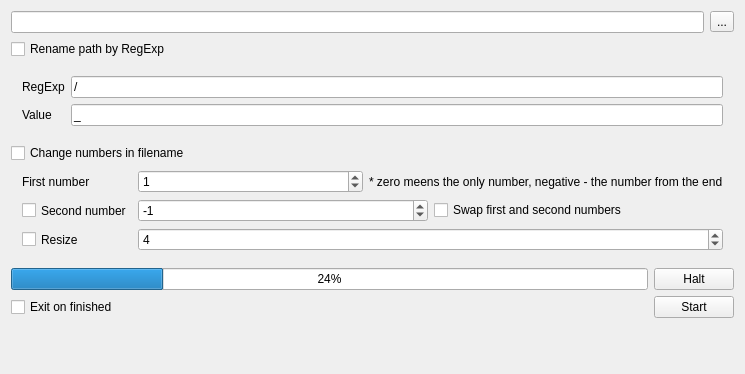
The window that Utils/RenameDir/MainWindow.ui (DevilCCCP/Code) describes before a commit, drawn with Qt 5.
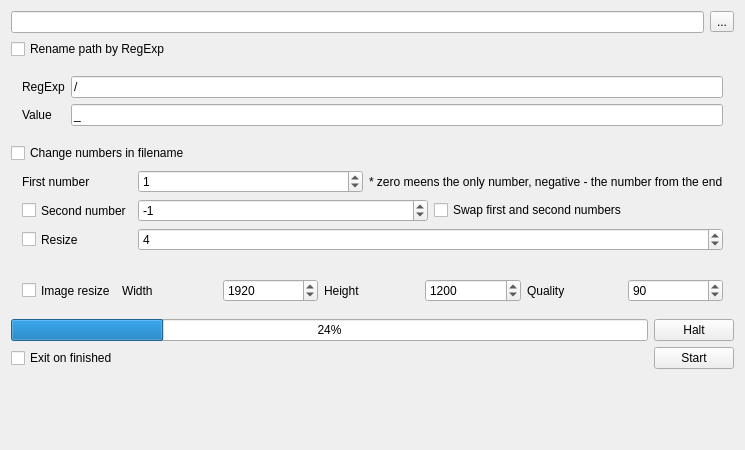
The same window after the commit. Icons and pictures are not drawn.

```diff
--- a/Utils/RenameDir/MainWindow.ui
+++ b/Utils/RenameDir/MainWindow.ui
@@ -7,7 +7,7 @@
     <x>0</x>
     <y>0</y>
     <width>745</width>
-    <height>374</height>
+    <height>450</height>
    </rect>
   </property>
   <property name="windowTitle">
@@ -204,6 +204,89 @@
       </layout>
      </widget>
     </item>
+    <item>
+     <widget class="QWidget" name="widget" native="true">
+      <layout class="QFormLayout" name="formLayout_4">
+       <item row="0" column="0">
+        <widget class="QCheckBox" name="checkBoxImageResize">
+         <property name="sizePolicy">
+          <sizepolicy hsizetype="Minimum" vsizetype="Minimum">
+           <horstretch>0</horstretch>
+           <verstretch>0</verstretch>
+          </sizepolicy>
+         </property>
+         <property name="text">
+          <string>Image resize</string>
+         </property>
+        </widget>
+       </item>
+       <item row="0" column="1">
+        <layout class="QGridLayout" name="gridLayout">
+         <item row="0" column="1">
+          <widget class="QSpinBox" name="spinBoxImageWidth">
+           <property name="minimum">
+            <number>320</number>
+           </property>
+           <property name="maximum">
+            <number>4096</number>
+           </property>
+           <property name="value">
+            <number>1920</number>
+           </property>
+          </widget>
+         </item>
+         <item row="0" column="3">
+          <widget class="QSpinBox" name="spinBoxImageHeight">
+           <property name="minimum">
+            <number>240</number>
+           </property>
+           <property name="maximum">
+            <number>3072</number>
+           </property>
+           <property name="value">
+            <number>1200</number>
+           </property>
+          </widget>
+         </item>
+         <item row="0" column="0">
+          <widget class="QLabel" name="label_5">
+           <property name="text">
+            <string>Width</string>
+           </property>
+          </widget>
+         </item>
+         <item row="0" column="4">
+          <widget class="QLabel" name="label_7">
+           <property name="text">
+            <string>Quality</string>
+           </property>
+          </widget>
+         </item>
+         <item row="0" column="2">
+          <widget class="QLabel" name="label_6">
+           <property name="text">
+            <string>Height</string>
+           </property>
+          </widget>
+         </item>
+         <item row="0" column="5">
+          <widget class="QSpinBox" name="spinBoxImageQuality">
+           <property name="minimum">
+            <number>1</number>
+           </property>
+           <property name="maximum">
+            <number>100</number>
+           </property>
+           <property name="value">
+            <number>90</number>
+           </property>
+          </widget>
+         </item>
+        </layout>
+       </item>
+      </layout>
+     </widget>
+    </item>
     <item>
      <widget class="QWidget" name="widgetProgress" native="true">
       <layout class="QHBoxLayout" name="horizontalLayout_4">
```
